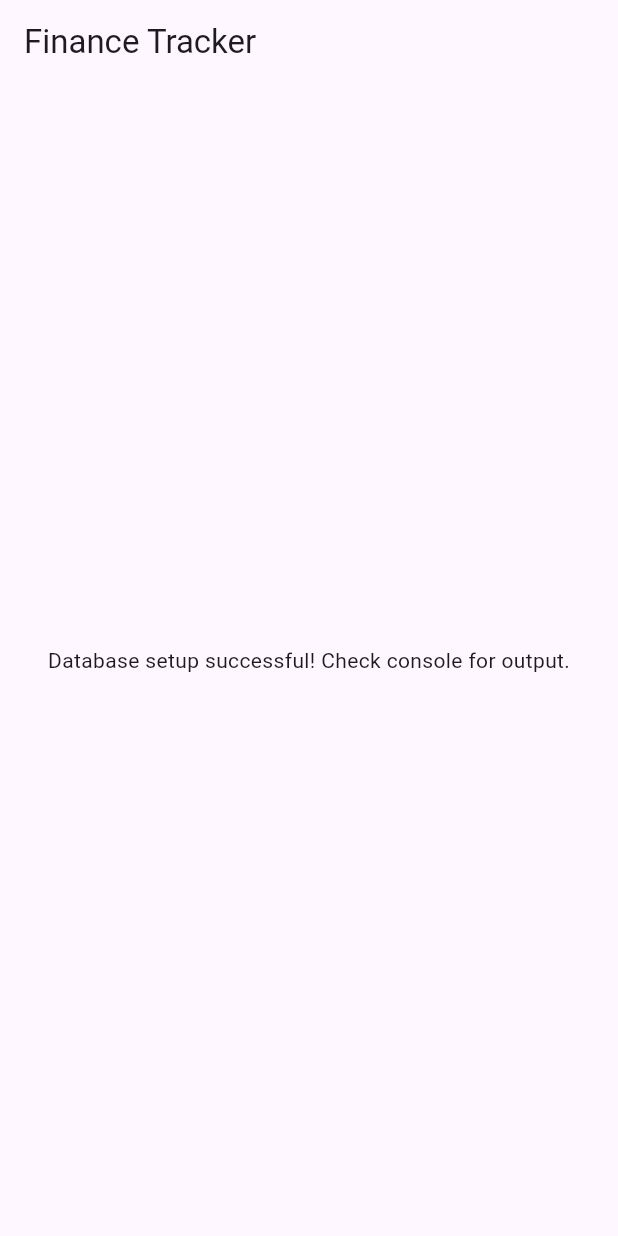
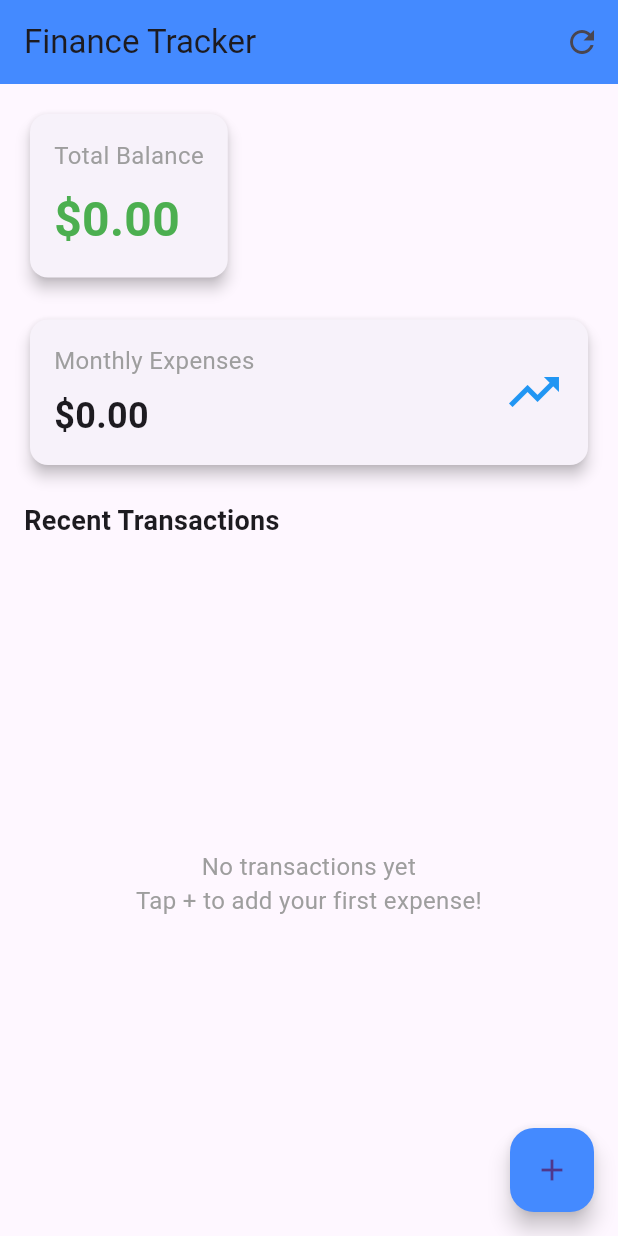
Before and after one commit to Rashmina02/usb-tethering-quick-access, a Flutter app: the screen it shows after launch, on a phone screen of 412 x 824 dp. Run offline on Flutter 3.47's test engine with Material 3 defaults, Android fonts, the light colour scheme and no system bars.

Commit message:
feat: add dashboard UI with balance cards and transaction list

```diff
--- a/lib/main.dart
+++ b/lib/main.dart
@@ -1,27 +1,13 @@
 import 'package:flutter/material.dart';
 import 'package:finance_tracker/data/database.dart';
+import 'package:finance_tracker/screens/dashboard.dart';
 
 void main() async {
   WidgetsFlutterBinding.ensureInitialized();
 
-  // Test the database
+  // Initialize database
   final db = FinanceDatabase();
   await db.loadData();
-
-  // Add a test expense
-  await db.addExpense({
-    'id': DateTime.now().millisecondsSinceEpoch.toString(),
-    'amount': 25.99,
-    'category': 'Food',
-    'description': 'Test lunch',
-    'date': DateTime.now().toIso8601String(),
-    'type': 'expense',
-  });
-
-  // Read expenses
-  final expenses = await db.getExpenses();
-  print('Total expenses: ${expenses.length}');
-  print('First expense: ${expenses.first}');
 
   runApp(MyApp());
 }
@@ -31,10 +17,12 @@ class MyApp extends StatelessWidget {
   Widget build(BuildContext context) {
     return MaterialApp(
       title: 'Finance Tracker',
-      home: Scaffold(
-        appBar: AppBar(title: Text('Finance Tracker')),
-        body: Center(child: Text('Database setup successful! Check console for output.')),
+      theme: ThemeData(
+        primarySwatch: Colors.blue,
+        useMaterial3: true,
       ),
+      home: DashboardScreen(),
+      debugShowCheckedModeBanner: false,
     );
   }
 }
--- a/lib/screens/dashboard.dart
+++ b/lib/screens/dashboard.dart
@@ -0,0 +1,207 @@
+import 'package:flutter/material.dart';
+import 'package:finance_tracker/data/database.dart';
+import 'package:finance_tracker/screens/add_expense.dart';
+
+class DashboardScreen extends StatefulWidget {
+  @override
+  _DashboardScreenState createState() => _DashboardScreenState();
+}
+
+class _DashboardScreenState extends State<DashboardScreen> {
+  final FinanceDatabase _db = FinanceDatabase();
+  double _totalBalance = 0;
+  double _monthlyExpenses = 0;
+  List<Map<String, dynamic>> _recentExpenses = [];
+
+  @override
+  void initState() {
+    super.initState();
+    _loadData();
+  }
+
+  Future<void> _loadData() async {
+    final balance = await _db.getTotalBalance();
+    final expenses = await _db.getMonthlyExpenses();
+    final recent = await _db.getExpenses();
+
+    setState(() {
+      _totalBalance = balance;
+      _monthlyExpenses = expenses;
+      _recentExpenses = recent.reversed.toList(); // Latest first
+    });
+  }
+
+  @override
+  Widget build(BuildContext context) {
+    return Scaffold(
+      appBar: AppBar(
+        title: Text('Finance Tracker'),
+        backgroundColor: Colors.blueAccent,
+        actions: [
+          IconButton(
+            icon: Icon(Icons.refresh),
+            onPressed: _loadData,
+          ),
+        ],
+      ),
+      body: Padding(
+        padding: EdgeInsets.all(16.0),
+        child: Column(
+          crossAxisAlignment: CrossAxisAlignment.start,
+          children: [
+            // Balance Card
+            _buildBalanceCard(),
+            SizedBox(height: 20),
+
+            // Monthly Expenses
+            _buildMonthlyExpensesCard(),
+            SizedBox(height: 20),
+
+            // Recent Transactions Header
+            Text(
+              'Recent Transactions',
+              style: TextStyle(fontSize: 18, fontWeight: FontWeight.bold),
+            ),
+            SizedBox(height: 10),
+
+            // Recent Transactions List
+            _buildRecentTransactions(),
+          ],
+        ),
+      ),
+      floatingActionButton: FloatingActionButton(
+        onPressed: () async {
+          await Navigator.push(
+            context,
+            MaterialPageRoute(builder: (context) => AddExpenseScreen()),
+          );
+          _loadData(); // Refresh data after adding expense
+        },
+        child: Icon(Icons.add),
+        backgroundColor: Colors.blueAccent,
+      ),
+    );
+  }
+
+  Widget _buildBalanceCard() {
+    return Card(
+      elevation: 4,
+      child: Padding(
+        padding: EdgeInsets.all(16.0),
+        child: Column(
+          crossAxisAlignment: CrossAxisAlignment.start,
+          children: [
+            Text(
+              'Total Balance',
+              style: TextStyle(fontSize: 16, color: Colors.grey),
+            ),
+            SizedBox(height: 8),
+            Text(
+              '\$${_totalBalance.toStringAsFixed(2)}',
+              style: TextStyle(
+                fontSize: 32,
+                fontWeight: FontWeight.bold,
+                color: _totalBalance >= 0 ? Colors.green : Colors.red,
+              ),
+            ),
+          ],
+        ),
+      ),
+    );
+  }
+
+  Widget _buildMonthlyExpensesCard() {
+    return Card(
+      elevation: 4,
+      child: Padding(
+        padding: EdgeInsets.all(16.0),
+        child: Row(
+          mainAxisAlignment: MainAxisAlignment.spaceBetween,
+          children: [
+            Column(
+              crossAxisAlignment: CrossAxisAlignment.start,
+              children: [
+                Text(
+                  'Monthly Expenses',
+                  style: TextStyle(fontSize: 16, color: Colors.grey),
+                ),
+                SizedBox(height: 8),
+                Text(
+                  '\$${_monthlyExpenses.toStringAsFixed(2)}',
+                  style: TextStyle(
+                    fontSize: 24,
+                    fontWeight: FontWeight.bold,
+                  ),
+                ),
+              ],
+            ),
+            Icon(Icons.trending_up, color: Colors.blue, size: 40),
+          ],
+        ),
+      ),
+    );
+  }
+
+  Widget _buildRecentTransactions() {
+    if (_recentExpenses.isEmpty) {
+      return Expanded(
+        child: Center(
+          child: Text(
+            'No transactions yet\nTap + to add your first expense!',
+            textAlign: TextAlign.center,
+            style: TextStyle(color: Colors.grey, fontSize: 16),
+          ),
+        ),
+      );
+    }
+
+    return Expanded(
+      child: ListView.builder(
+        itemCount: _recentExpenses.length,
+        itemBuilder: (context, index) {
+          final expense = _recentExpenses[index];
+          return _buildTransactionItem(expense);
+        },
+      ),
+    );
+  }
+
+  Widget _buildTransactionItem(Map<String, dynamic> expense) {
+    final isIncome = expense['type'] == 'income';
+
+    return Card(
+      margin: EdgeInsets.symmetric(vertical: 4.0),
+      child: ListTile(
+        leading: Icon(
+          isIncome ? Icons.arrow_circle_up : Icons.arrow_circle_down,
+          color: isIncome ? Colors.green : Colors.red,
+          size: 32,
+        ),
+        title: Text(
+          expense['description'] ?? 'No description',
+          style: TextStyle(fontWeight: FontWeight.bold),
+        ),
+        subtitle: Text(
+          '${expense['category']} • ${_formatDate(expense['date'])}',
+        ),
+        trailing: Text(
+          '\$${expense['amount'].toStringAsFixed(2)}',
+          style: TextStyle(
+            fontWeight: FontWeight.bold,
+            color: isIncome ? Colors.green : Colors.red,
+            fontSize: 16,
+          ),
+        ),
+      ),
+    );
+  }
+
+  String _formatDate(String dateString) {
+    try {
+      final date = DateTime.parse(dateString);
+      return '${date.day}/${date.month}/${date.year}';
+    } catch (e) {
+      return dateString;
+    }
+  }
+}
```
Also changed, not shown: lib/screens/add_expense.dart (+19 -0 lines).
